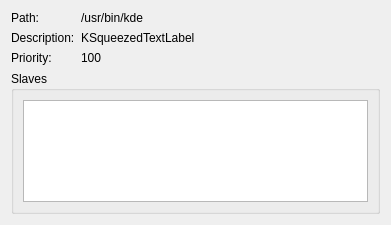
The window that src/propertieswindow.ui (KDE/kalternatives) describes before a commit, drawn with Qt 5.
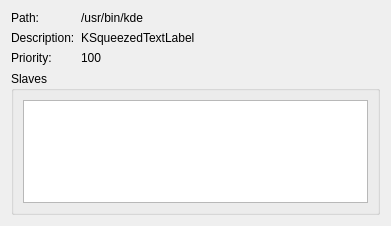
The same window after the commit. Custom widgets are drawn as their Qt base class.

The edit to the form file:
```diff
--- a/src/propertieswindow.ui
+++ b/src/propertieswindow.ui
@@ -1,12 +1,12 @@
 <ui version="4.0" >
  <class>PropertiesWindow</class>
- <widget class="QWidget" name="PropertiesWindow" >
-  <property name="geometry" >
+ <widget class="QWidget" name="PropertiesWindow">
+  <property name="geometry">
    <rect>
     <x>0</x>
     <y>0</y>
     <width>391</width>
-    <height>225</height>
+    <height>226</height>
    </rect>
   </property>
   <property name="windowTitle" >
```
Left out of the diff: 71 changed lines with no effect on the pictures.
